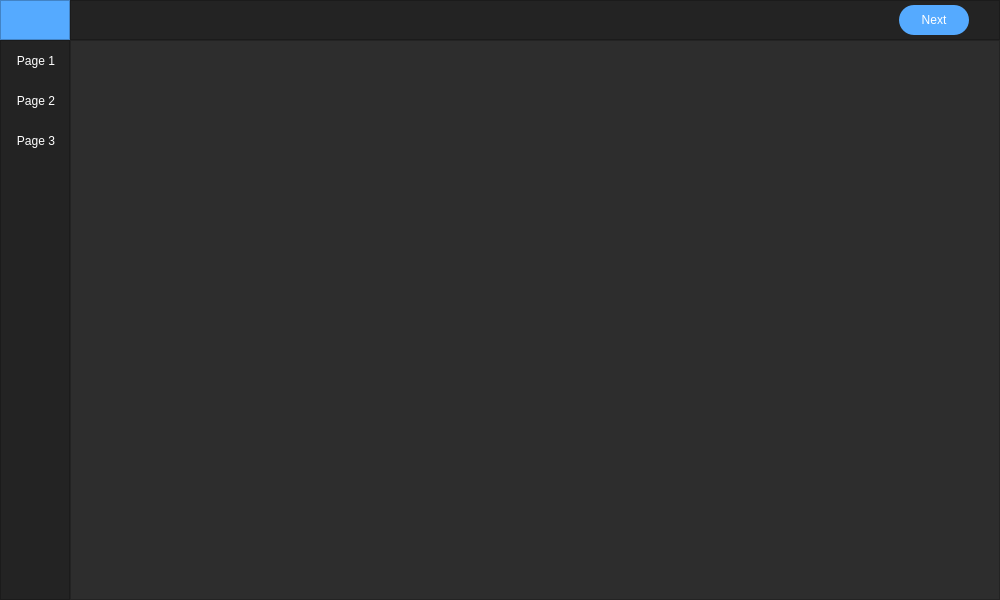
The window that ui/mainWindow.ui (kornelHub/BackTesting-App) describes before a commit, drawn with Qt 5.
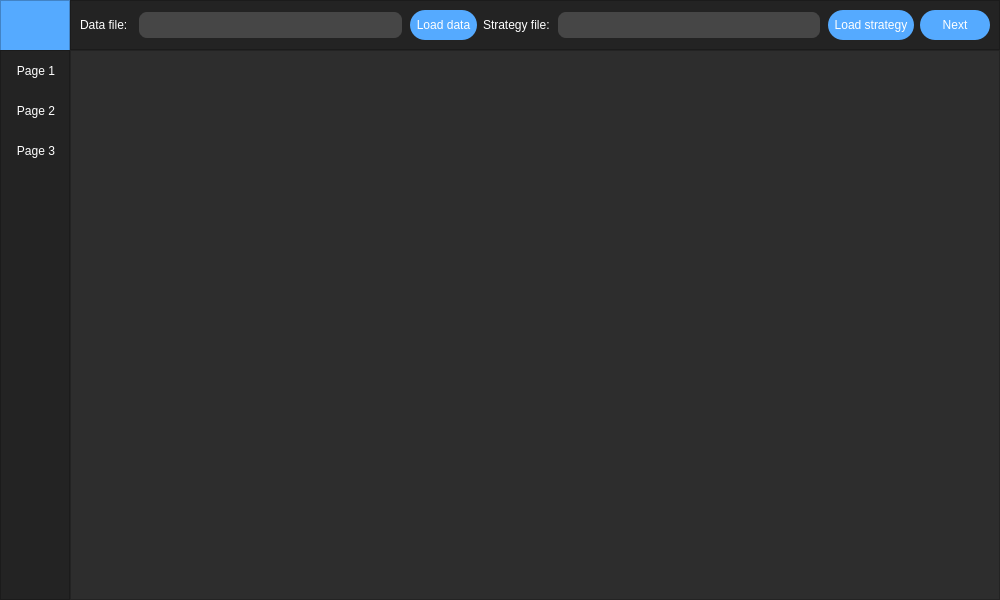
The same window after the commit. Custom widgets are drawn as their Qt base class.

Commit message: add data and strategy LineEdit for path it mainWindow.ui

What changed in the file:
```diff
--- a/ui/mainWindow.ui
+++ b/ui/mainWindow.ui
@@ -47,10 +47,13 @@
     </property>
     <item>
      <widget class="QFrame" name="frame_top_contener">
+      <property name="enabled">
+       <bool>true</bool>
+      </property>
       <property name="maximumSize">
        <size>
         <width>16777215</width>
-        <height>40</height>
+        <height>50</height>
        </size>
       </property>
       <property name="styleSheet">
@@ -83,7 +86,7 @@
          <property name="maximumSize">
           <size>
            <width>70</width>
-           <height>40</height>
+           <height>50</height>
           </size>
          </property>
          <property name="styleSheet">
@@ -119,6 +122,18 @@
               <verstretch>0</verstretch>
              </sizepolicy>
             </property>
+            <property name="minimumSize">
+             <size>
+              <width>0</width>
+              <height>50</height>
+             </size>
+            </property>
+            <property name="maximumSize">
+             <size>
+              <width>16777215</width>
+              <height>50</height>
+             </size>
+            </property>
             <property name="styleSheet">
              <string notr="true">color: rgb(255, 255, 255);
 font: 8pt &quot;MS Shell Dlg 2&quot;;
@@ -135,7 +150,7 @@
        <item>
         <widget class="QFrame" name="frame_top_menu">
          <property name="layoutDirection">
-          <enum>Qt::RightToLeft</enum>
+          <enum>Qt::LeftToRight</enum>
          </property>
          <property name="frameShape">
           <enum>QFrame::StyledPanel</enum>
@@ -143,26 +158,141 @@
          <property name="frameShadow">
           <enum>QFrame::Raised</enum>
          </property>
-         <layout class="QVBoxLayout" name="verticalLayout_6">
-          <property name="spacing">
-           <number>0</number>
-          </property>
-          <property name="leftMargin">
-           <number>30</number>
-          </property>
-          <property name="topMargin">
-           <number>0</number>
-          </property>
-          <property name="rightMargin">
-           <number>30</number>
-          </property>
-          <property name="bottomMargin">
-           <number>0</number>
-          </property>
+         <layout class="QHBoxLayout" name="horizontalLayout_4">
+          <item>
+           <widget class="QLabel" name="data_lael">
+            <property name="sizePolicy">
+             <sizepolicy hsizetype="Preferred" vsizetype="Preferred">
+              <horstretch>0</horstretch>
+              <verstretch>0</verstretch>
+             </sizepolicy>
+            </property>
+            <property name="styleSheet">
+             <string notr="true">color: rgb(255, 255, 255);
+font: 8pt &quot;MS Shell Dlg 2&quot;;</string>
+            </property>
+            <property name="text">
+             <string>Data file: </string>
+            </property>
+           </widget>
+          </item>
+          <item>
+           <widget class="QLineEdit" name="data_path">
+            <property name="sizePolicy">
+             <sizepolicy hsizetype="Expanding" vsizetype="Preferred">
+              <horstretch>0</horstretch>
+              <verstretch>0</verstretch>
+             </sizepolicy>
+            </property>
+            <property name="styleSheet">
+             <string notr="true">QLineEdit {
+	font: 10pt &quot;MS Shell Dlg 2&quot;;
+	border-radius: 10px;
+	border: 2px solid rgb(35,35,35);
+	color: rgb(255, 255, 255);
+	padding-left: 20px;
+	padding-right: 20px;
+	background-color: rgb(70,70,70);
+}
+QLineEdit:hover {
+	border: 2px solid rgb(85,85,85);
+}
+QLineEdit:focus{
+	border: 2px solid rgb(85, 170, 255);
+}
+</string>
+            </property>
+           </widget>
+          </item>
+          <item>
+           <widget class="QPushButton" name="data_button">
+            <property name="sizePolicy">
+             <sizepolicy hsizetype="Preferred" vsizetype="Expanding">
+              <horstretch>0</horstretch>
+              <verstretch>0</verstretch>
+             </sizepolicy>
+            </property>
+            <property name="styleSheet">
+             <string notr="true">color: rgb(255, 255, 255);
+font: 8pt &quot;MS Shell Dlg 2&quot;;
+background-color: rgb(85, 170, 255);
+border: 0px sold;
+border-radius: 15px;</string>
+            </property>
+            <property name="text">
+             <string>  Load data  </string>
+            </property>
+           </widget>
+          </item>
+          <item>
+           <widget class="QLabel" name="strategy_label">
+            <property name="sizePolicy">
+             <sizepolicy hsizetype="Preferred" vsizetype="Preferred">
+              <horstretch>0</horstretch>
+              <verstretch>0</verstretch>
+             </sizepolicy>
+            </property>
+            <property name="styleSheet">
+             <string notr="true">color: rgb(255, 255, 255);
+font: 8pt &quot;MS Shell Dlg 2&quot;;</string>
+            </property>
+            <property name="text">
+             <string>Strategy file:</string>
+            </property>
+           </widget>
+          </item>
+          <item>
+           <widget class="QLineEdit" name="strategy_path">
+            <property name="sizePolicy">
+             <sizepolicy hsizetype="Expanding" vsizetype="Preferred">
+              <horstretch>0</horstretch>
+              <verstretch>0</verstretch>
+             </sizepolicy>
+            </property>
+            <property name="styleSheet">
+             <string notr="true">QLineEdit {
+	font: 10pt &quot;MS Shell Dlg 2&quot;;
+	border-radius: 10px;
+	border: 2px solid rgb(35,35,35);
+	color: rgb(255, 255, 255);
+	padding-left: 20px;
+	padding-right: 20px;
+	background-color: rgb(70,70,70);
+}
+QLineEdit:hover {
+	border: 2px solid rgb(85,85,85);
+}
+QLineEdit:focus{
+	border: 2px solid rgb(85, 170, 255);
+}
+</string>
+            </property>
+           </widget>
+          </item>
+          <item>
+           <widget class="QPushButton" name="strategy_button">
+            <property name="sizePolicy">
+             <sizepolicy hsizetype="Preferred" vsizetype="Expanding">
+              <horstretch>0</horstretch>
+              <verstretch>0</verstretch>
+             </sizepolicy>
+            </property>
+            <property name="styleSheet">
+             <string notr="true">color: rgb(255, 255, 255);
+font: 8pt &quot;MS Shell Dlg 2&quot;;
+background-color: rgb(85, 170, 255);
+border: 0px sold;
+border-radius: 15px;</string>
+            </property>
+            <property name="text">
+             <string>  Load strategy  </string>
+            </property>
+           </widget>
+          </item>
           <item>
            <widget class="QPushButton" name="next_btn">
             <property name="sizePolicy">
-             <sizepolicy hsizetype="Minimum" vsizetype="Minimum">
+             <sizepolicy hsizetype="Expanding" vsizetype="Expanding">
               <horstretch>0</horstretch>
               <verstretch>0</verstretch>
              </sizepolicy>
```
The commit also changes 2 other files.
